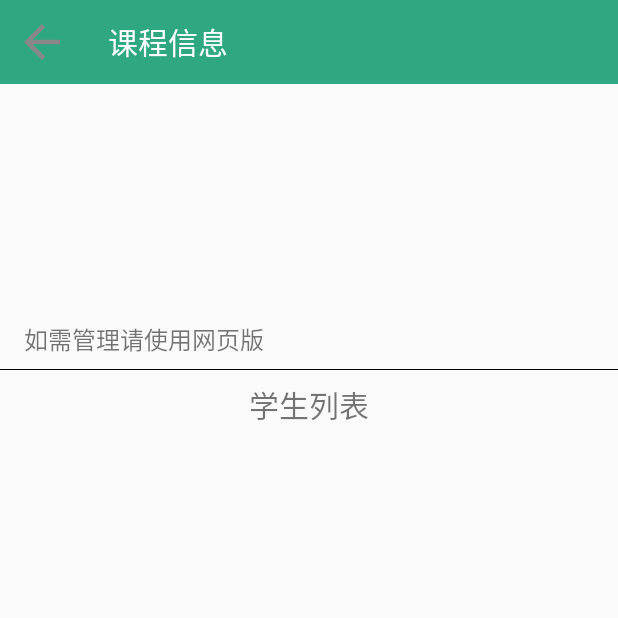
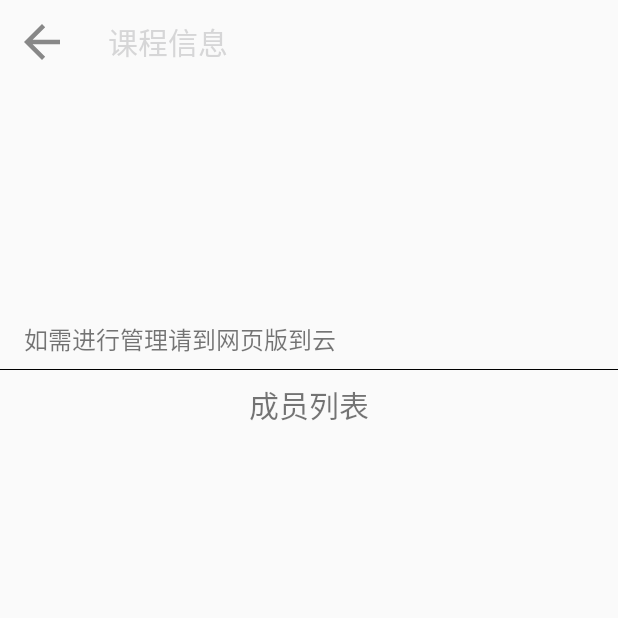
Before and after one commit to ljl123/10_daoyun_mobile, an Android app: the CourseInfoActivity screen opened directly, with no data from a screen before it, on a phone screen of 412 x 824 dp, the top half of it. Run offline under Robolectric (Android 15) with nearby library versions, the phone set to English and light mode, and no system bars; our stand-ins replace ButterKnife, RxJava; libraries missing offline, so code that uses them is left out: com.kongzue.dialog; network calls fail.

Commit message:
课程和成员列表

```diff
--- a/android_daoyun/app/src/main/java/com/example/daoyun/adapters/StudentListAdapter.java
+++ b/android_daoyun/app/src/main/java/com/example/daoyun/adapters/StudentListAdapter.java
@@ -36,7 +36,7 @@ public class StudentListAdapter extends RecyclerView.Adapter<StudentListAdapter.
 
     @Override
     public void onBindViewHolder(@NonNull ViewHolder viewHolder, int i) {
-        viewHolder.studentName.setText("姓名: "+data.get(i).getName());
+        viewHolder.studentName.setText(data.get(i).getName());
         viewHolder.studentLack.setText("缺勤次数: "+data.get(i).getLack_count());
     }
 
--- a/android_daoyun/app/src/main/res/layout/activity_course_info.xml
+++ b/android_daoyun/app/src/main/res/layout/activity_course_info.xml
@@ -9,10 +9,9 @@
         android:id="@+id/toolbar"
         android:layout_width="match_parent"
         android:layout_height="?actionBarSize"
-        android:background="@color/colorPrimary"
         app:navigationIcon="@drawable/ic_arrow_back_white_36dp"
         app:title="课程信息"
-        app:titleTextColor="@color/white" />
+        app:titleTextColor="@color/dark" />
 
     <RelativeLayout
         android:layout_width="match_parent"
@@ -68,7 +67,7 @@
                 android:id="@+id/text_use_web"
                 android:layout_width="wrap_content"
                 android:layout_height="wrap_content"
-                android:text="如需管理请使用网页版"
+                android:text="如需进行管理请到网页版到云"
                 android:textSize="@dimen/text_S" />
 
         </LinearLayout>
@@ -80,8 +79,11 @@
             android:layout_alignParentEnd="true"
             android:layout_centerVertical="true"
             android:layout_marginEnd="16dp"
-            android:backgroundTint="@color/colorPrimary"
-            android:textColor="@color/white" />
+            android:text="发起签到"
+            android:stateListAnimator="@drawable/state_list_animator_z"
+            android:background="@drawable/bt_shape"
+            android:textColor="@color/colorPrimary"
+            />
 
         <TextView
             android:id="@+id/notify_face"
@@ -106,7 +108,7 @@
         android:layout_gravity="center_horizontal"
         android:layout_marginTop="8dp"
         android:layout_marginBottom="8dp"
-        android:text="学生列表"
+        android:text="成员列表"
         android:textSize="20sp" />
 
     <android.support.v7.widget.RecyclerView
--- a/android_daoyun/app/src/main/res/values/strings.xml
+++ b/android_daoyun/app/src/main/res/values/strings.xml
@@ -1,7 +1,7 @@
 <resources>
     <string name="app_name">到云</string>
-    <string name="title_course">我的课程</string>
-    <string name="title_add">添加课程</string>
+    <string name="title_course">班课</string>
+    <string name="title_add">添加/创建</string>
     <string name="title_my">我的</string>
     <string name="login_login">登录</string>
     <string name="login_username">手机号/邮箱</string>
```
Also changed, not shown: android_daoyun/app/src/main/java/com/example/daoyun/activities/CourseInfoActivity.java (+5 -5 lines).
